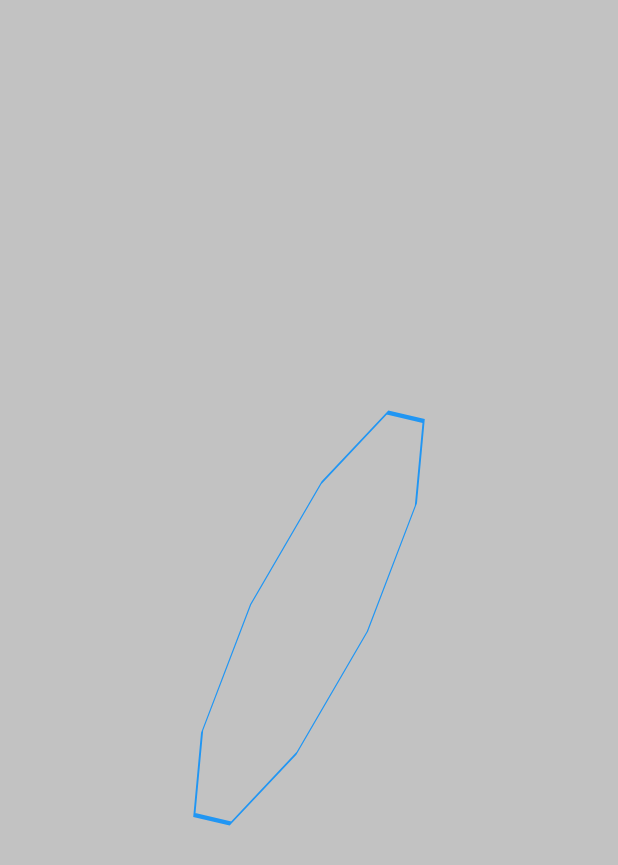
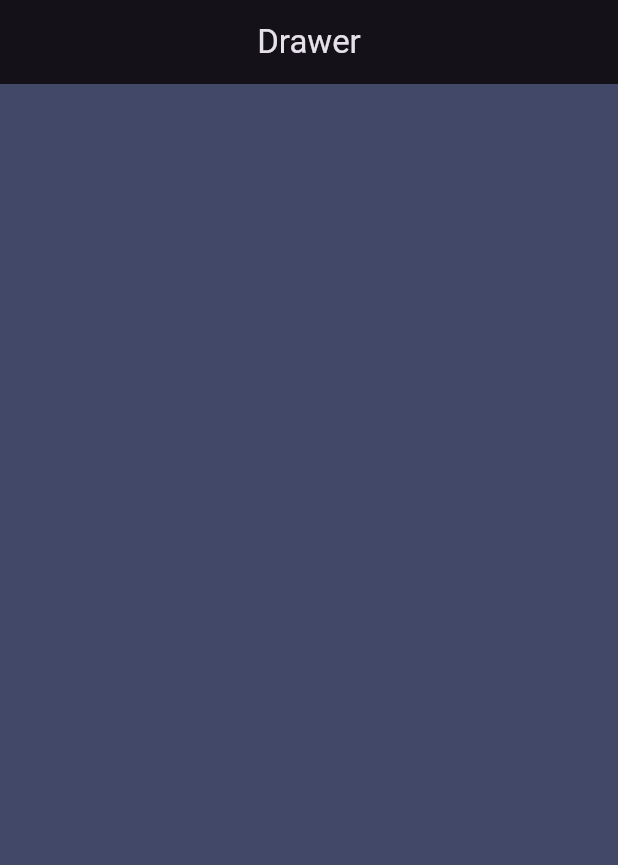
Before and after one commit to rabiaryal/flutter_animations_024, a Flutter app: the screen it shows after launch, on a phone screen of 412 x 824 dp. Shown: the top 865 px of the screen. Run offline on Flutter 3.47's test engine with Material 3 defaults, Android fonts, the phone set to English and light mode, and no system bars.

Commit message:
drawer widget done

```diff
--- a/lib/animations/drawerwidget.dart
+++ b/lib/animations/drawerwidget.dart
@@ -1,21 +1,146 @@
 import 'package:flutter/material.dart';
+import 'dart:math' show pi;
 
-class DrawerWidgets extends StatefulWidget {
+// done by looking into youtube video
+
+class DrawerHomePage extends StatelessWidget {
+  const DrawerHomePage({Key? key}) : super(key: key);
+
+  @override
+  Widget build(BuildContext context) {
+    return MyDrawer(
+
+      // this widget is jsut to display data, the animation is handled in the next
+      // CLASS  AND THE are passed as the widgets
+      drawer: Material(
+        child: Container(
+          color: const Color(0xff24283b),
+          child: ListView.builder(
+            padding: const EdgeInsets.only(left: 100, top: 100),
+            itemCount: 20,
+            itemBuilder: (context, index) {
+              return ListTile(
+                title: Text('Item $index'),
+              );
+            },
+          ),
+        ),
+      ),
+      child: Scaffold(
+        appBar: AppBar(
+          title: const Text('Drawer'),
+          centerTitle: true,
+        ),
+        body: Container(
+          color: const Color(0xff414868),
+        ),
+      ),
+    );
+  }
+}
+
+
+class MyDrawer extends StatefulWidget {
   final Widget child;
   final Widget drawer;
-  const DrawerWidgets({super.key,
-  required this.child,
-  required this.drawer,
-
+  const MyDrawer({
+    super.key,
+    required this.child,
+    required this.drawer,
   });
 
   @override
-  State<DrawerWidgets> createState() => _DrawerWidgetsState();
+  State<MyDrawer> createState() => _MyDrawerState();
 }
 
-class _DrawerWidgetsState extends State<DrawerWidgets> {
+class _MyDrawerState extends State<MyDrawer> with TickerProviderStateMixin {
+  late AnimationController _xControllerForChild;
+  late Animation<double> _yRotationAnimationForChild;
+
+  late AnimationController _xControllerForDrawer;
+  late Animation<double> _yRotationAnimationForDrawer;
+
+  @override
+  void initState() {
+    super.initState();
+    _xControllerForChild = AnimationController(
+      vsync: this,
+      duration: const Duration(milliseconds: 500),
+    );
+    _yRotationAnimationForChild = Tween<double>(
+      begin: 0,
+      end: -pi / 2,
+    ).animate(_xControllerForChild);
+
+    _xControllerForDrawer = AnimationController(
+      vsync: this,
+      duration: const Duration(milliseconds: 500),
+    );
+    _yRotationAnimationForDrawer = Tween<double>(
+      begin: pi / 2.7,
+      end: 0,
+    ).animate(_xControllerForDrawer);
+  }
+
+  @override
+  void dispose() {
+    _xControllerForChild.dispose();
+    _xControllerForDrawer.dispose();
+    super.dispose();
+  }
+
   @override
   Widget build(BuildContext context) {
-    return Scaffold();
+    final screenWidth = MediaQuery.of(context).size.width;
+    final maxDrag = screenWidth * 0.8;
+
+    return GestureDetector(
+      onHorizontalDragUpdate: (details) {
+        final delta = details.delta.dx / maxDrag;
+        _xControllerForChild.value += delta;
+        _xControllerForDrawer.value += delta;
+      },
+      onHorizontalDragEnd: (details) {
+        if (_xControllerForChild.value < 0.5) {
+          _xControllerForChild.reverse();
+          _xControllerForDrawer.reverse();
+        } else {
+          _xControllerForChild.forward();
+          _xControllerForDrawer.forward();
+        }
+      },
+      child: AnimatedBuilder(
+        animation: Listenable.merge([
+          _xControllerForChild,
+          _xControllerForDrawer,
+        ]),
+        builder: (context, child) {
+          return Stack(
+            children: [
+              Container(
+                color: const Color(0xFF1a1b26),
+              ),
+              Transform(
+                alignment: Alignment.centerLeft,
+                transform: Matrix4.identity()
+                  ..setEntry(3, 2, 0.001)
+                  ..translate(_xControllerForChild.value * maxDrag)
+                  ..rotateY(_yRotationAnimationForChild.value),
+                child: widget.child,
+              ),
+              Transform(
+                alignment: Alignment.centerRight,
+                transform: Matrix4.identity()
+                  ..setEntry(3, 2, 0.001)
+                  ..translate(
+                      -screenWidth + _xControllerForDrawer.value * maxDrag)
+                  ..rotateY(_yRotationAnimationForDrawer.value),
+                child: widget.drawer,
+              ),
+            ],
+          );
+        },
+      ),
+    );
   }
 }
--- a/lib/main.dart
+++ b/lib/main.dart
@@ -1,7 +1,6 @@
 import 'package:flutter/material.dart';
-import 'package:flutter_animations_024/animations/shpaeanm.dart';
-import 'package:flutter_animations_024/homepage.dart';
-import 'package:flutter_animations_024/ownanimation/doorrect.dart';
+import 'package:flutter_animations_024/animations/drawerwidget.dart';
+
 
 void main() {
   runApp(const MyApp());
@@ -19,10 +18,13 @@
       themeMode: ThemeMode.dark,
       debugShowCheckedModeBanner: false,
       debugShowMaterialGrid: false,
-        home: ShapeAnimations()
+      home: DrawerHomePage(),
+
+      //  DrawerWidgets(child: child, drawer: drawer)
+
+      // ShapeAnimations()
 
       // HomePageScreen(),
-
     );
   }
 }
```
Lines whose indentation alone changed are shown as unchanged.
